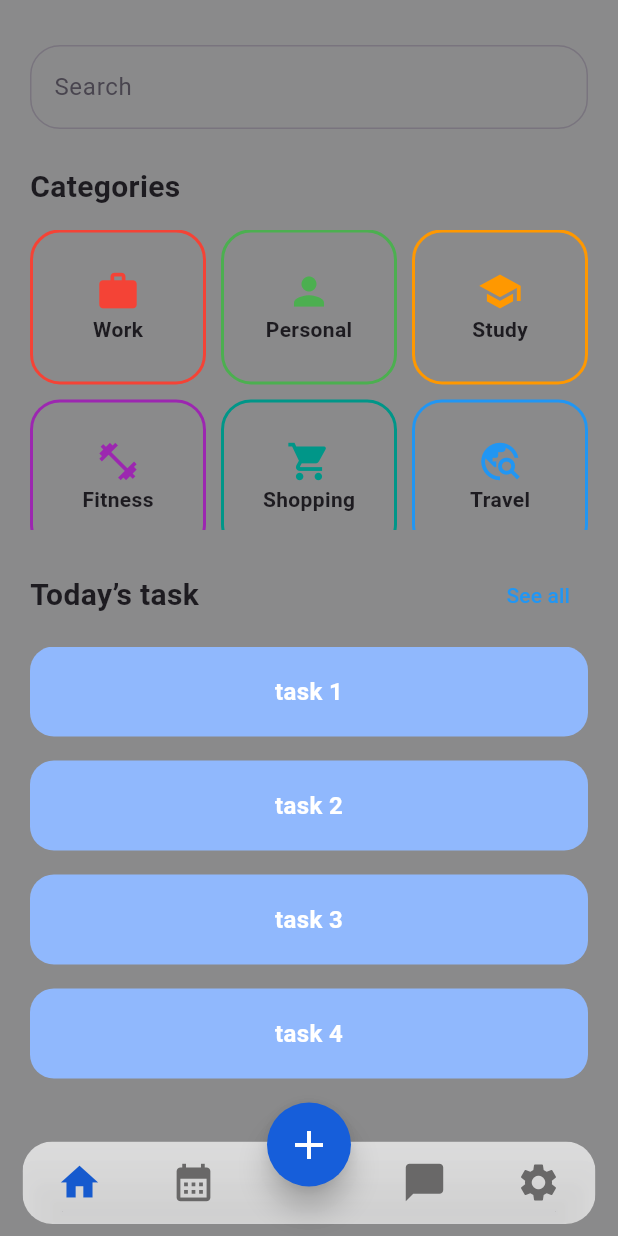
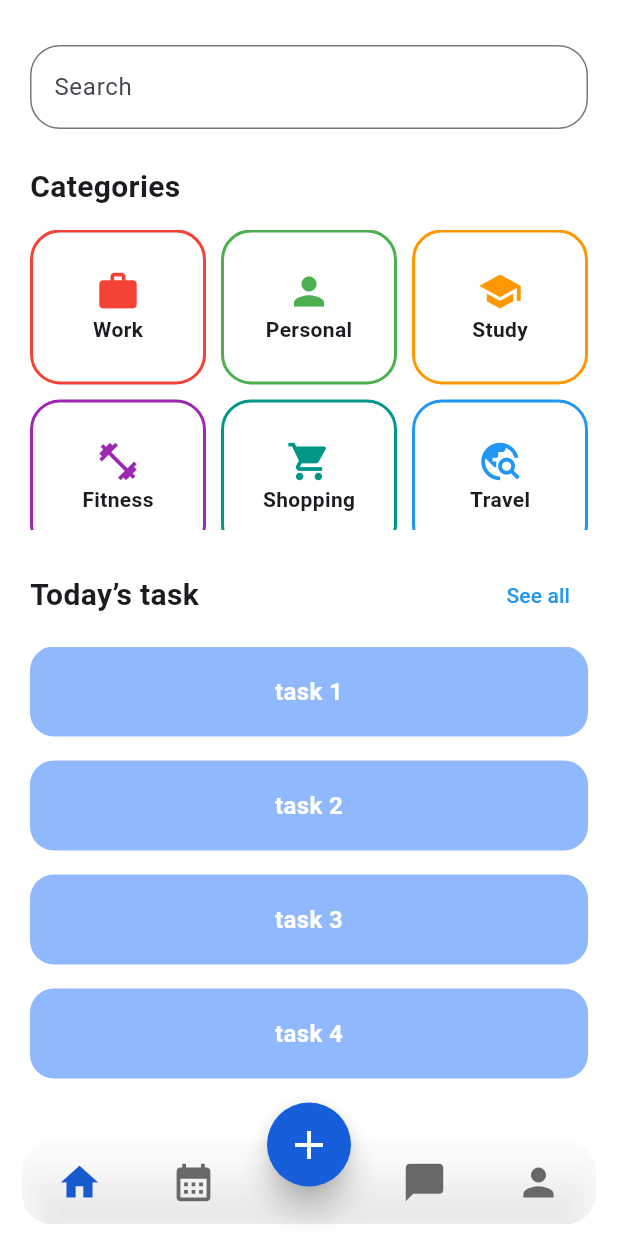
Before and after one commit to dev-shaon/TO-DO, a Flutter app: the BotomHome screen opened directly, on a phone screen of 412 x 824 dp. Run offline on Flutter 3.47's test engine with Material 3 defaults, Android fonts, the phone set to English and light mode, and no system bars; our stand-ins replace font_awesome_flutter.

Commit message:
some change

```diff
--- a/lib/Screens/Botom_Home.dart
+++ b/lib/Screens/Botom_Home.dart
@@ -34,7 +34,7 @@ class _BotomHomeState extends State<BotomHome> {
   @override
   Widget build(BuildContext context) {
     return Scaffold(
-      backgroundColor:Color.fromARGB(221, 120, 120, 121),
+      backgroundColor:Colors.white70,
 
       body: SafeArea(child: screens[bottomNavIndex]),
 
@@ -71,7 +71,7 @@ class _BotomHomeState extends State<BotomHome> {
                   _buildNavIcon(Icons.calendar_month, 1),
                   const SizedBox(width: 50), // FAB gap
                   _buildNavIcon(Icons.chat_bubble, 2),
-                  _buildNavIcon(Icons.settings, 3),
+                  _buildNavIcon(Icons.person, 3),
                 ],
               ),
             ),
```
